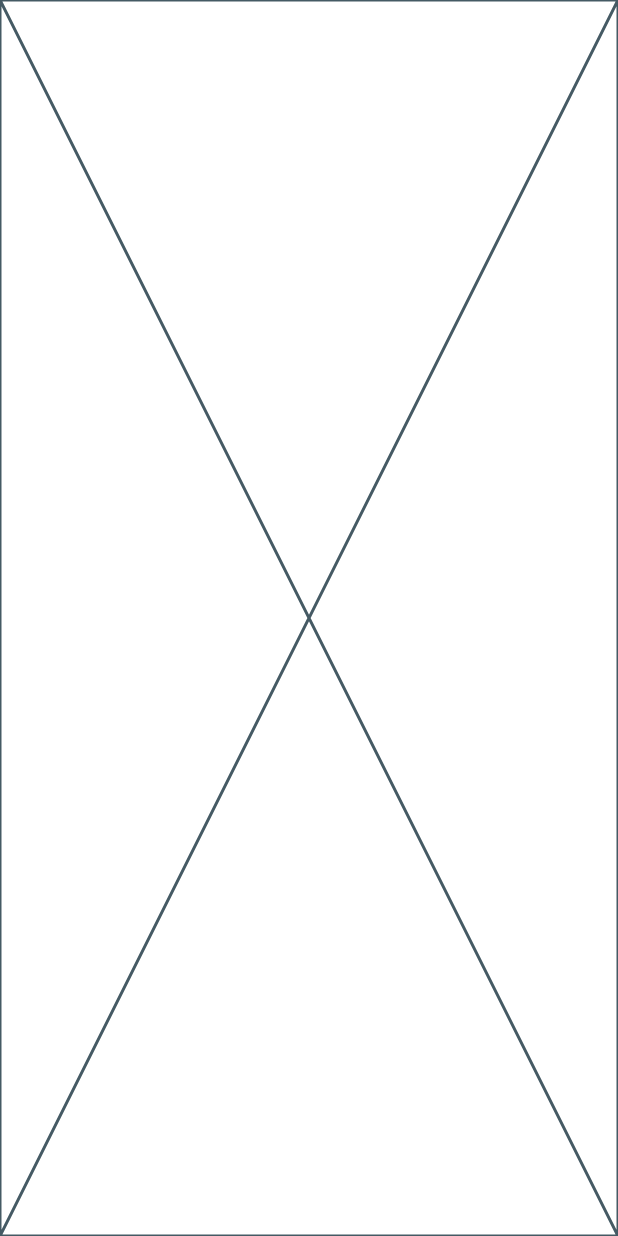
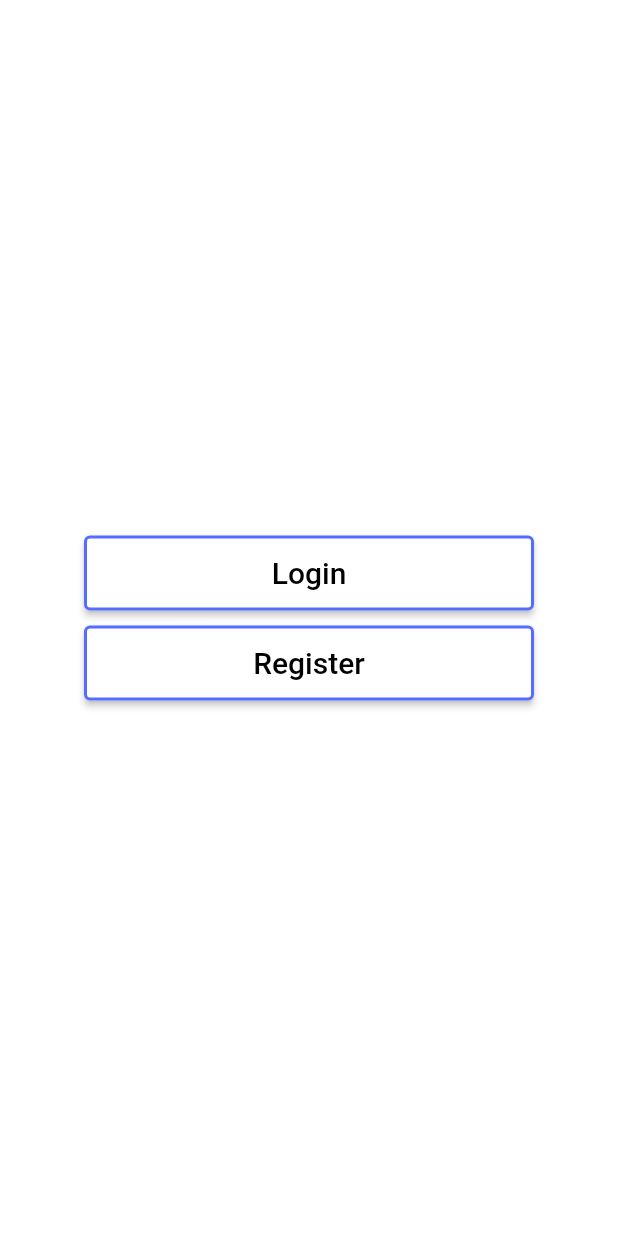
Before and after one commit to RyamAlmalki/Hiwar, a Flutter app: the screen it shows after launch, on a phone screen of 412 x 824 dp. Run offline on Flutter 3.47's test engine with Material 2 defaults, Android fonts, the phone set to English and light mode, and no system bars.

Commit message:
new Screen

```diff
--- a/lib/main.dart
+++ b/lib/main.dart
@@ -12,6 +12,7 @@ class MyApp extends StatelessWidget {
   @override
   Widget build(BuildContext context) {
     return MaterialApp(
+      debugShowCheckedModeBanner: false,
       title: 'Flutter Demo',
       theme: ThemeData(
         primarySwatch: Colors.blue,
--- a/lib/screens/login_or_register_screen.dart
+++ b/lib/screens/login_or_register_screen.dart
@@ -1,3 +1,4 @@
+import 'package:chatapp/screens/widgets/button.dart';
 import 'package:flutter/material.dart';
 
 class LoginOrRegister extends StatefulWidget {
@@ -10,6 +11,20 @@ class LoginOrRegister extends StatefulWidget {
 class _LoginOrRegisterState extends State<LoginOrRegister> {
   @override
   Widget build(BuildContext context) {
-    return const Placeholder();
+    return Scaffold(
+      backgroundColor: Colors.white,
+      body: SafeArea(
+        child: Center(
+          child: Column(
+            mainAxisAlignment: MainAxisAlignment.center,
+            children: [
+              createButton('Login'),
+              const SizedBox(height: 10,),
+              createButton('Register'),
+            ],
+          ),
+        )
+      ),
+    );
   }
 }
--- /dev/null
+++ b/lib/screens/widgets/button.dart
@@ -0,0 +1,18 @@
+import 'package:flutter/material.dart';
+
+Widget createButton(String? title){
+  return ElevatedButton(
+    style: ElevatedButton.styleFrom(
+        minimumSize: const Size(300 , 50), //////// HERE
+        backgroundColor: Colors.white,
+        side: const BorderSide(color: Colors.indigoAccent, width: 2),
+      ),
+    onPressed: (){},
+    child: Text('$title', style: const TextStyle(
+        color: Colors.black,
+        fontSize: 20,
+        fontStyle: FontStyle.normal,
+      ),
+    ),
+  );
+}
```
